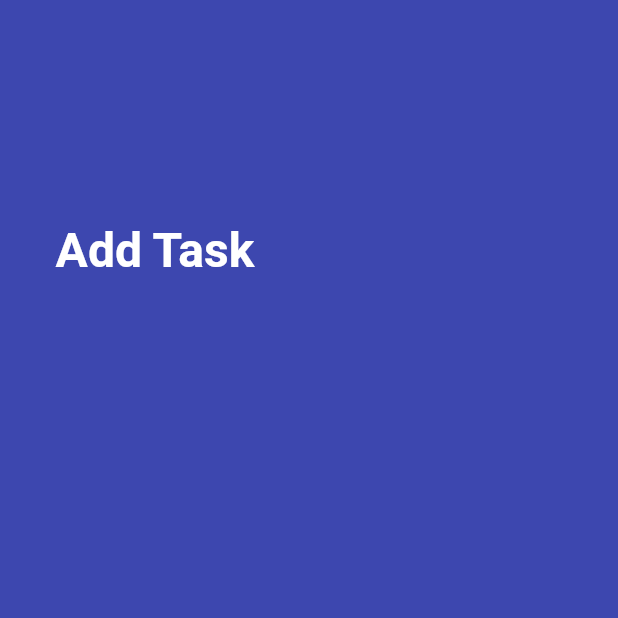
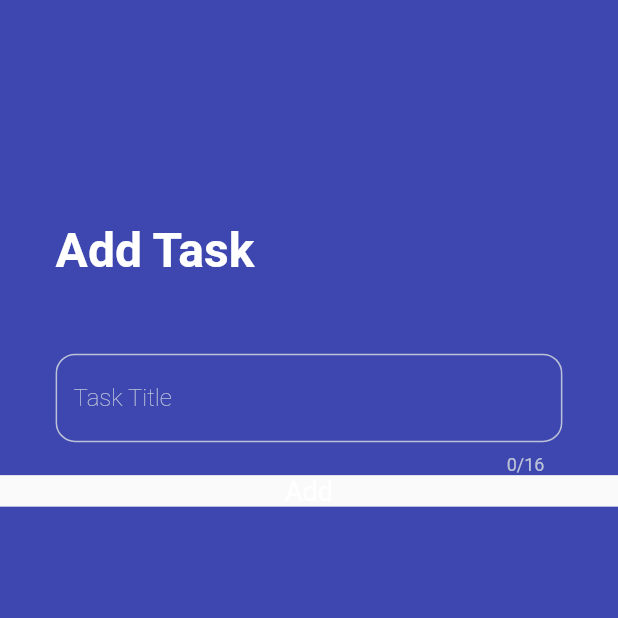
Before and after one commit to I-Scream-4-Icecream/todo_list, a Flutter app: the screen it shows after launch, after a tap on the "add" icon, on a phone screen of 412 x 824 dp, the top half of it. Run offline on Flutter 3.47's test engine with Material 2 defaults, Android fonts, the phone set to English and light mode, and no system bars; our stand-ins replace flutter_riverpod.

```diff
--- a/lib/main.dart
+++ b/lib/main.dart
@@ -1,15 +1,16 @@
 import 'package:flutter/material.dart';
 import 'package:todo_list/pages/add.dart';
 import 'package:todo_list/pages/home.dart';
+import 'package:flutter_riverpod/flutter_riverpod.dart';
 
 main() async {
-  //WidgetsFlutterBinding.ensureInitialized();
-  //SystemChrome.setEnabledSystemUIOverlays(SystemUiOverlay.values);
-  runApp(MaterialApp(
-    debugShowCheckedModeBanner: false,
-    routes: {
-      '/': (context) => Home(),
-      '/add': (context) => AddTask(),
-    },
+  runApp(ProviderScope(
+    child: MaterialApp(
+      debugShowCheckedModeBanner: false,
+      routes: {
+        '/': (context) => Home(),
+        '/add': (context) => AddTask(),
+      },
+    )
   ));
 }
--- a/lib/pages/add.dart
+++ b/lib/pages/add.dart
@@ -11,6 +11,7 @@ class AddTask extends StatelessWidget {
       backgroundColor: Color(0xFF3d47af),
       body: SingleChildScrollView(
         child: Column(
+          crossAxisAlignment: CrossAxisAlignment.start,
           children: <Widget> [
             Padding(
               padding: EdgeInsets.only(top: screenHeight*0.18, left: screenWidth*0.09),
@@ -24,7 +25,60 @@ class AddTask extends StatelessWidget {
               ),
             ),
             Padding(
-              padding: EdgeInsets.only(top: screenHeight*0.04, left: screenWidth*0.09),
+              padding: EdgeInsets.only(top: screenHeight*0.06, left: screenWidth*0.09, right: screenWidth*0.09),
+              child: TextField(
+                textAlign: TextAlign.left,
+                style: TextStyle(color: Colors.white),
+                cursorWidth: 1,
+                maxLength: 16,
+                cursorColor: Color(0xFFBBC2D8),
+                decoration: InputDecoration(
+                  enabledBorder: OutlineInputBorder(
+                    borderRadius: BorderRadius.all(Radius.circular(13)),
+                    borderSide: BorderSide(color: Color(0xFFBBC2D8))
+                  ),
+                  focusedBorder: OutlineInputBorder(
+                    borderRadius: BorderRadius.all(Radius.circular(25)),
+                    borderSide: BorderSide(color: Color(0xFFBBC2D8))
+                  ),
+                  hintText: 'Task Title',
+                  hintStyle: TextStyle(color: Color(0xFFBBC2D8), fontWeight: FontWeight.w100),
+                  counterStyle: TextStyle(color: Color(0xFFBBC2D8))
+                ),
+              ),
+            ),
+            Center(
+              child: InkWell(
+                onTap: () {
+                  print(0);
+                },
+                child: Material(
+                  child: Center(
+                    child: Text(
+                      'Add',
+                      style: TextStyle(
+                        fontSize: 18.0,
+                        color: Colors.white,
+                      ),
+                    ),
+                  ),
+                  /*height: screenHeight*0.11,
+                  padding: EdgeInsets.only(left: 20, right: 20),*/
+                  /*decoration: BoxDecoration(
+                    borderRadius: BorderRadius.all(Radius.circular(20)),
+                    color: Color(0xFFd103fc),
+                    boxShadow: [
+                      BoxShadow(
+                        color: Color(0xFFd103fc).withOpacity(0.3),
+                        spreadRadius: 2,
+                        blurRadius: 8,
+                        offset: Offset(-2, 4), // changes position of shadow
+                      ),
+                    ],
+                  ),
+                  width: 210*/
+                ),
+              )
             )
           ],
         ),
```
Also changed, not shown: pubspec.yaml (+5 -63 lines), lib/notifiers/states.dart (added), pubspec.lock.
